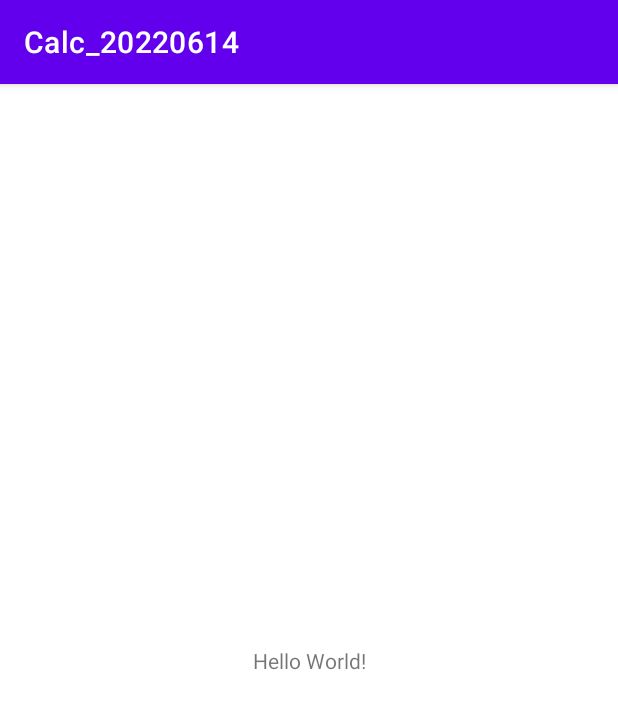
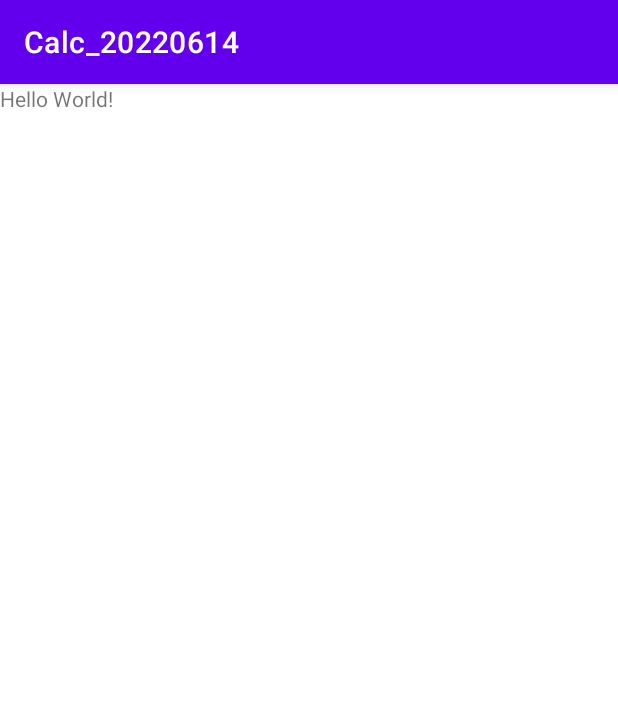
Before and after one commit to kulbo/Calc_20220614, an Android app: the screen it shows after launch (MainActivity), on a phone screen of 412 x 824 dp. Shown: the top 709 px of the screen. Run offline under Robolectric (Android 15) with nearby library versions, the phone set to English and light mode, and no system bars.

Commit message:
start calc

```diff
--- a/app/src/main/res/layout/activity_main.xml
+++ b/app/src/main/res/layout/activity_main.xml
@@ -1,9 +1,10 @@
 <?xml version="1.0" encoding="utf-8"?>
-<androidx.constraintlayout.widget.ConstraintLayout xmlns:android="http://schemas.android.com/apk/res/android"
+<LinearLayout xmlns:android="http://schemas.android.com/apk/res/android"
     xmlns:app="http://schemas.android.com/apk/res-auto"
     xmlns:tools="http://schemas.android.com/tools"
     android:layout_width="match_parent"
     android:layout_height="match_parent"
+    android:orientation="horizontal"
     tools:context=".MainActivity">
 
     <TextView
@@ -15,4 +16,4 @@
         app:layout_constraintRight_toRightOf="parent"
         app:layout_constraintTop_toTopOf="parent" />
 
-</androidx.constraintlayout.widget.ConstraintLayout>
+</LinearLayout>
```
